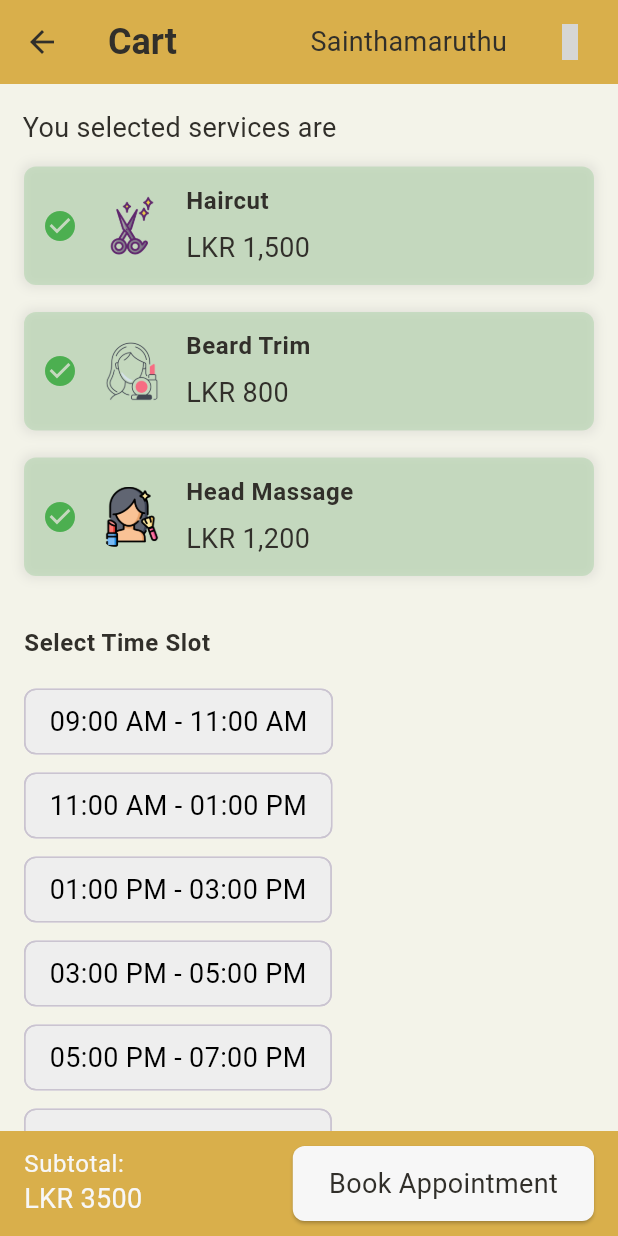
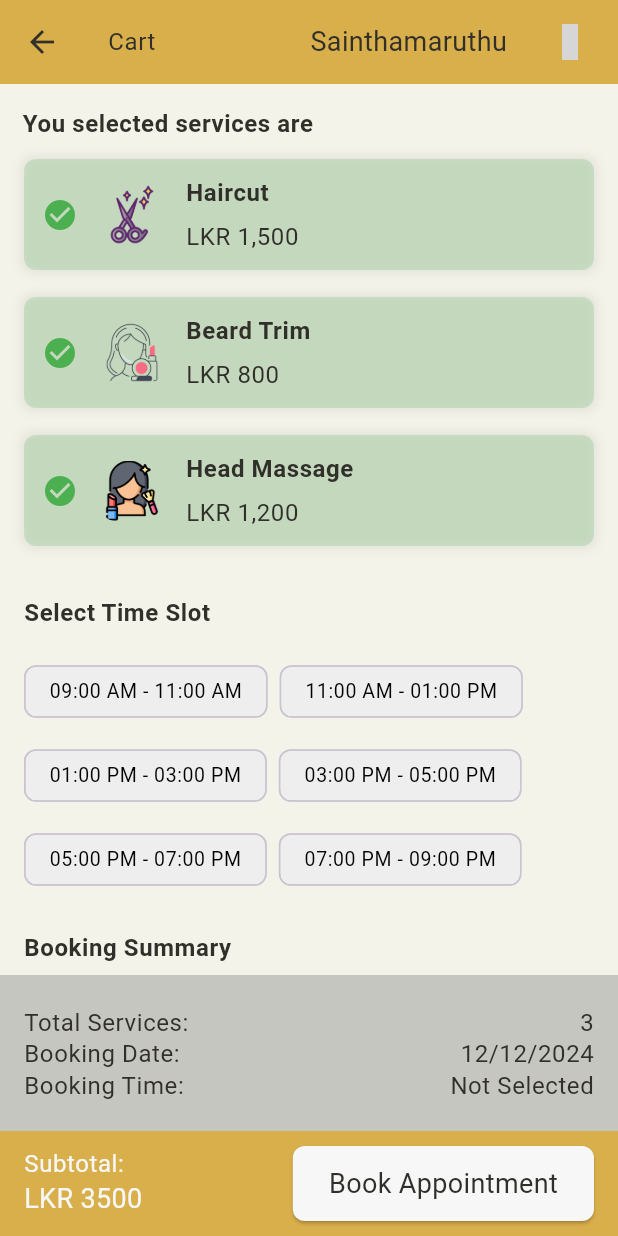
Before and after one commit to Sharjun-Hussain/Trendz-Customer-Mobile-App, a Flutter app: the CartPage screen opened directly, on a phone screen of 412 x 824 dp. Run offline on Flutter 3.47's test engine with Material 3 defaults, Android fonts, the phone set to English and light mode, and no system bars; our stand-ins replace dio, google_fonts, google_sign_in, iconsax, intl_phone_field, shared_preferences; missing offline and left inert: android_intent_plus, flutter_facebook_auth; accounts and stored records are empty; Roboto replaces fonts that are missing (Ubuntu); grey boxes are pictures that could not be loaded.

Commit message:
fix:UI Bugs and enhanced UI for better User experience

```diff
--- a/lib/Pages/App/booking_page.dart
+++ b/lib/Pages/App/booking_page.dart
@@ -20,6 +20,7 @@ class _BookingPageState extends State<BookingPage> {
           centerTitle: true,
           title: Text(
             "Booking",
+            style: Theme.of(context).textTheme.bodySmall,
           ),
           bottom: TabBar(
             indicatorColor: Theme.of(context).primaryColor,
--- a/lib/Pages/App/cart_page.dart
+++ b/lib/Pages/App/cart_page.dart
@@ -73,7 +73,10 @@ class _CartPageState extends State<CartPage> {
 
     return Scaffold(
       appBar: AppBar(
-        title: const Text("Cart"),
+        title: Text(
+          "Cart",
+          style: Theme.of(context).textTheme.bodySmall,
+        ),
         actions: const [
           Text("Sainthamaruthu"),
           SizedBox(width: 30),
@@ -88,11 +91,17 @@ class _CartPageState extends State<CartPage> {
             delegate: SliverChildListDelegate(
               [
                 const SizedBox(height: 16),
-                const Padding(
+                Padding(
                   padding: EdgeInsets.symmetric(
                     horizontal: 15.0,
                   ),
-                  child: Text("You selected services are"),
+                  child: Text(
+                    "You selected services are",
+                    style: Theme.of(context)
+                        .textTheme
+                        .bodySmall
+                        ?.copyWith(fontWeight: FontWeight.w600),
+                  ),
                 ),
                 const SizedBox(
                   height: 5,
@@ -148,13 +157,13 @@ class _CartPageState extends State<CartPage> {
                                     style: Theme.of(context)
                                         .textTheme
                                         .bodySmall
-                                        ?.copyWith(fontWeight: FontWeight.bold),
+                                        ?.copyWith(fontWeight: FontWeight.w600),
                                   ),
                                   const SizedBox(height: 8),
                                   Text(
                                     service["price"]!,
                                     style:
-                                        Theme.of(context).textTheme.bodyMedium,
+                                        Theme.of(context).textTheme.bodySmall,
                                   ),
                                 ],
                               ),
@@ -191,8 +200,9 @@ class _CartPageState extends State<CartPage> {
                           timeSlot,
                           style: Theme.of(context)
                               .textTheme
-                              .bodyMedium
+                              .bodySmall
                               ?.copyWith(
+                                fontSize: 13,
                                 color: isSelected ? Colors.white : Colors.black,
                               ),
                         ),
@@ -216,40 +226,55 @@ class _CartPageState extends State<CartPage> {
                         ?.copyWith(fontWeight: FontWeight.bold),
                   ),
                 ),
-                const SizedBox(height: 16),
 
                 Container(
                   width: double.infinity,
                   padding: const EdgeInsets.all(16.0),
                   decoration: BoxDecoration(
                     color: const Color.fromARGB(96, 124, 123, 123),
-                    borderRadius: BorderRadius.circular(8),
                   ),
                   child: Column(
                     crossAxisAlignment: CrossAxisAlignment.end,
                     children: [
-                      const SizedBox(height: 8),
+                      const SizedBox(height: 5),
                       Row(
                         mainAxisAlignment: MainAxisAlignment.spaceBetween,
                         children: [
-                          const Text("Total Services:"),
-                          Text("${selectedServices.length}"),
-                        ],
-                      ),
-                      const Row(
-                        mainAxisAlignment: MainAxisAlignment.spaceBetween,
-                        children: [
-                          Text("Booking Date:"),
-                          Text("12/12/2024"),
+                          Text("Total Services:",
+                              style: Theme.of(context).textTheme.bodySmall),
+                          Text(
+                            "${selectedServices.length}",
+                            style: Theme.of(context).textTheme.bodySmall,
+                          ),
                         ],
                       ),
                       Row(
                         mainAxisAlignment: MainAxisAlignment.spaceBetween,
                         children: [
-                          const Text("Booking Time:"),
-                          Text(selectedTime),
+                          Text(
+                            "Booking Date:",
+                            style: Theme.of(context).textTheme.bodySmall,
+                          ),
+                          Text(
+                            "12/12/2024",
+                            style: Theme.of(context).textTheme.bodySmall,
+                          ),
                         ],
                       ),
+                      Row(
+                        mainAxisAlignment: MainAxisAlignment.spaceBetween,
+                        children: [
+                          Text(
+                            "Booking Time:",
+                            style: Theme.of(context).textTheme.bodySmall,
+                          ),
+                          Text(
+                            selectedTime,
+                            style: Theme.of(context).textTheme.bodySmall,
+                          ),
+                        ],
+                      ),
+                      const SizedBox(height: 5),
                     ],
                   ),
                 ),
--- a/lib/Pages/splashScreen.dart
+++ b/lib/Pages/splashScreen.dart
@@ -31,7 +31,7 @@ class _SplashscreenState extends State<Splashscreen> {
           mainAxisAlignment: MainAxisAlignment.center,
           children: [
             SizedBox(
-              height: 80,
+              height: 60,
             ),
             // Title text
             Text("Trendz Hair Studio",
--- a/lib/main.dart
+++ b/lib/main.dart
@@ -27,6 +27,6 @@ class MyApp extends StatelessWidget {
         theme: lightTheme,
         darkTheme: darkTheme,
         themeMode: themeProvider.themeMode,
-        home: const Splashscreen());
+        home: const HomeScreen());
   }
 }
--- a/lib/theming/dark_theme.dart
+++ b/lib/theming/dark_theme.dart
@@ -23,7 +23,7 @@ final ThemeData darkTheme = ThemeData(
       ),
       bodySmall: GoogleFonts.ubuntu(
         fontSize: 16,
-
+        fontWeight: FontWeight.normal,
         color: AppColors.white, // Headline
       ),
 
@@ -36,7 +36,7 @@ final ThemeData darkTheme = ThemeData(
       ),
       headlineMedium: GoogleFonts.ubuntu(
         fontSize: 18,
-        fontWeight: FontWeight.w400,
+        fontWeight: FontWeight.w600,
         color: AppColors.gold,
       ),
       headlineSmall: GoogleFonts.ubuntu(
--- a/lib/widgets/form_input.dart
+++ b/lib/widgets/form_input.dart
@@ -105,6 +105,7 @@ class _FormInputState extends State<FormInput> {
                   : null,
               labelText: widget.inputName,
               hintText: widget.placeHolder,
+              hintStyle: Theme.of(context).textTheme.bodySmall,
               labelStyle: Theme.of(context).textTheme.bodySmall,
               enabledBorder: OutlineInputBorder(
                 borderSide: BorderSide(
--- a/lib/widgets/socialLogin.dart
+++ b/lib/widgets/socialLogin.dart
@@ -38,7 +38,10 @@ class Sociallogin extends StatelessWidget {
             const SizedBox(
               width: 10,
             ),
-            Text(name)
+            Text(
+              name,
+              style: Theme.of(context).textTheme.bodySmall,
+            )
           ],
         ),
       ),
--- a/pubspec.yaml
+++ b/pubspec.yaml
@@ -48,6 +48,7 @@ dependencies:
   flutter_facebook_auth: ^7.1.1
   shared_preferences: ^2.3.3
   flutter_launcher_icons: ^0.14.2
+  android_intent_plus: ^5.2.0
 
 dev_dependencies:
   flutter_test:
@@ -65,4 +66,3 @@ flutter:
   # To add assets to your application, add an assets section, like this:
   assets:
     - lib/assets/images/
-    - packages/intl_phone_field/assets/flags/
```
Also changed, not shown: lib/Pages/App/Home_page.dart (+11 -3 lines), lib/Pages/App/Service_page.dart (+11 -6 lines), lib/Pages/App/profile_page.dart (+15 -5 lines), lib/Pages/onboarding.dart (+11 -6 lines), lib/Screens/auth/signup_screen.dart (+7 -5 lines), lib/Screens/booking/Upcomming_booking.dart (+5 -5 lines), lib/widgets/Shop_Details.dart (+65 -13 lines), lib/widgets/service_tiles.dart (+45 -23 lines), pubspec.lock.
